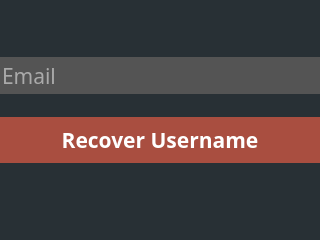
Above: resetpassword.ui from dparker2/StudyGroup before the change. Below: the same form after it.
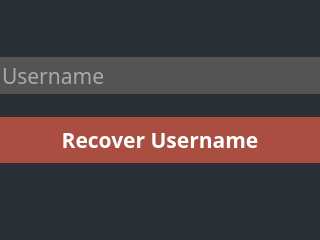
That is the form after the change. The open tabs and pages were chosen to show the change.

Commit message: added x mark to show for invalid text in username recovery

What changed in the file:
```diff
--- a/resetpassword.ui
+++ b/resetpassword.ui
@@ -84,7 +84,7 @@
 border-style:none;</string>
          </property>
          <property name="placeholderText">
-          <string>Email</string>
+          <string>Username</string>
          </property>
         </widget>
        </item>
```
Left out of the diff: 2 changed lines with no effect on the pictures. The commit also changes 7 other files.
